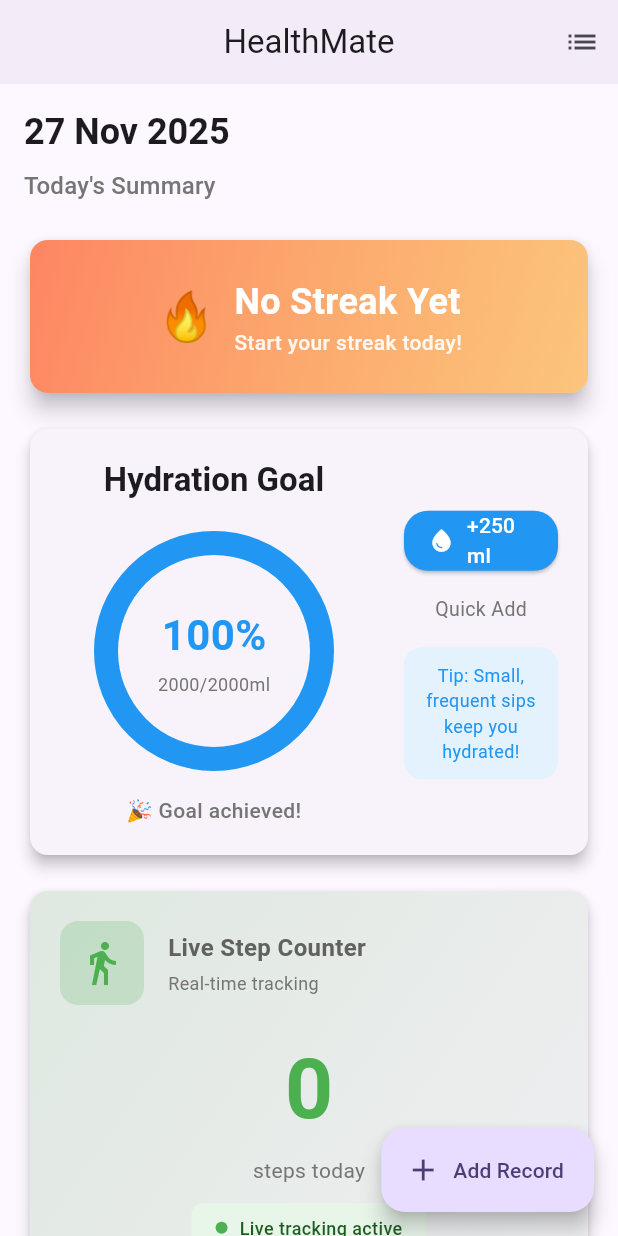
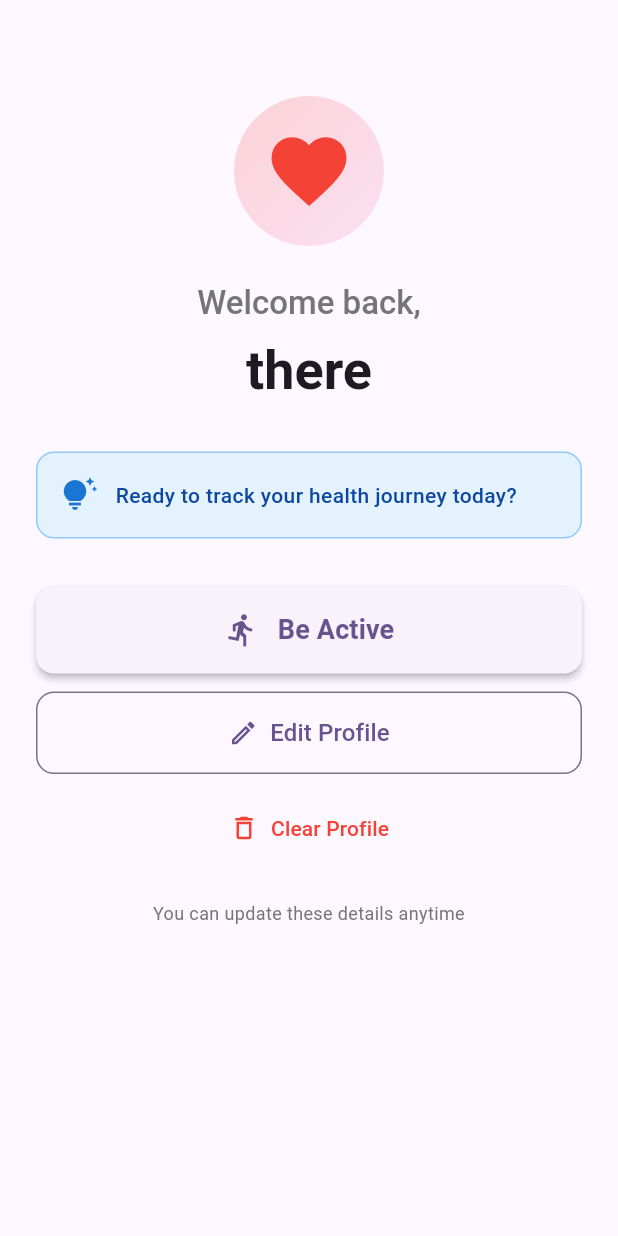
Before and after one commit to Agentz47/health_mate, a Flutter app: the screen it shows after launch, scrolled down 65 dp, after a tap on "Save & Be Active", on a phone screen of 412 x 824 dp. Run offline on Flutter 3.47's test engine with Material 3 defaults, Android fonts, the phone set to English and light mode, and no system bars; drawn by our look-alikes of percent_indicator; our stand-ins replace pedometer, permission_handler, shared_preferences, sqflite; accounts and stored records are empty.

Commit message:
user profile management - add provider, update welcome page and main app

```diff
--- a/lib/features/user_profile/data/user_profile_local.dart
+++ b/lib/features/user_profile/data/user_profile_local.dart
@@ -7,6 +7,7 @@ class UserProfileLocal {
   static const String _keyWeight = 'user_weight_kg';
   static const String _keyHeight = 'user_height_cm';
   static const String _keyAge = 'user_age';
+  static const String _keyProfileExists = 'user_profile_exists';
 
   /// Save user profile data
   Future<void> saveProfile({
@@ -29,11 +30,23 @@ class UserProfileLocal {
     if (age != null) {
       await prefs.setInt(_keyAge, age);
     }
+
+    // Mark profile as existing if any data was saved
+    if (name != null || weightKg != null || heightCm != null || age != null) {
+      await prefs.setBool(_keyProfileExists, true);
+    }
   }
 
   /// Load user profile data
-  Future<Map<String, dynamic>> loadProfile() async {
+  Future<Map<String, dynamic>?> loadProfile() async {
     final prefs = await SharedPreferences.getInstance();
+
+    // Check if profile exists
+    if (!prefs.containsKey(_keyProfileExists) &&
+        !prefs.containsKey(_keyName) &&
+        !prefs.containsKey(_keyWeight)) {
+      return null;
+    }
 
     return {
       'name': prefs.getString(_keyName),
@@ -52,7 +65,7 @@ class UserProfileLocal {
   /// Check if profile exists (at least name or weight is saved)
   Future<bool> hasProfile() async {
     final prefs = await SharedPreferences.getInstance();
-    return prefs.containsKey(_keyName) || prefs.containsKey(_keyWeight);
+    return prefs.getBool(_keyProfileExists) ?? false;
   }
 
   /// Clear all profile data
@@ -62,5 +75,6 @@ class UserProfileLocal {
     await prefs.remove(_keyWeight);
     await prefs.remove(_keyHeight);
     await prefs.remove(_keyAge);
+    await prefs.remove(_keyProfileExists);
   }
 }
--- /dev/null
+++ b/lib/features/user_profile/domain/entities/user_profile.dart
@@ -0,0 +1,49 @@
+/// User Profile entity
+class UserProfile {
+  final String? name;
+  final double? weightKg;
+  final int? heightCm;
+  final int? age;
+
+  UserProfile({
+    this.name,
+    this.weightKg,
+    this.heightCm,
+    this.age,
+  });
+
+  bool get hasAnyData =>
+      name != null || weightKg != null || heightCm != null || age != null;
+
+  factory UserProfile.fromMap(Map<String, dynamic> map) {
+    return UserProfile(
+      name: map['name'] as String?,
+      weightKg: map['weightKg'] as double?,
+      heightCm: map['heightCm'] as int?,
+      age: map['age'] as int?,
+    );
+  }
+
+  Map<String, dynamic> toMap() {
+    return {
+      'name': name,
+      'weightKg': weightKg,
+      'heightCm': heightCm,
+      'age': age,
+    };
+  }
+
+  UserProfile copyWith({
+    String? name,
+    double? weightKg,
+    int? heightCm,
+    int? age,
+  }) {
+    return UserProfile(
+      name: name ?? this.name,
+      weightKg: weightKg ?? this.weightKg,
+      heightCm: heightCm ?? this.heightCm,
+      age: age ?? this.age,
+    );
+  }
+}
--- /dev/null
+++ b/lib/features/user_profile/presentation/pages/greeting_page.dart
@@ -0,0 +1,370 @@
+import 'package:flutter/material.dart';
+import 'package:provider/provider.dart';
+import '../providers/user_profile_provider.dart';
+import 'welcome_page.dart';
+import '../../../health_records/presentation/pages/dashboard_page.dart';
+
+class GreetingPage extends StatelessWidget {
+  const GreetingPage({super.key});
+
+  @override
+  Widget build(BuildContext context) {
+    return Scaffold(
+      body: SafeArea(
+        child: Consumer<UserProfileProvider>(
+          builder: (context, provider, child) {
+            if (provider.isLoading) {
+              return const Center(child: CircularProgressIndicator());
+            }
+
+            final profile = provider.profile;
+            final name = profile?.name ?? 'there';
+
+            return SingleChildScrollView(
+              padding: const EdgeInsets.all(24),
+              child: Column(
+                crossAxisAlignment: CrossAxisAlignment.stretch,
+                children: [
+                  const SizedBox(height: 40),
+
+                  // Header with Icon
+                  Center(
+                    child: Container(
+                      padding: const EdgeInsets.all(20),
+                      decoration: BoxDecoration(
+                        gradient: LinearGradient(
+                          colors: [
+                            Colors.red.withOpacity(0.2),
+                            Colors.pink.withOpacity(0.1),
+                          ],
+                          begin: Alignment.topLeft,
+                          end: Alignment.bottomRight,
+                        ),
+                        shape: BoxShape.circle,
+                      ),
+                      child: const Icon(
+                        Icons.favorite,
+                        size: 60,
+                        color: Colors.red,
+                      ),
+                    ),
+                  ),
+                  const SizedBox(height: 24),
+
+                  // Welcome Text
+                  Text(
+                    'Welcome back,',
+                    style: Theme.of(context).textTheme.titleLarge?.copyWith(
+                          color: Colors.grey[600],
+                          fontWeight: FontWeight.w500,
+                        ),
+                    textAlign: TextAlign.center,
+                  ),
+                  const SizedBox(height: 8),
+                  Text(
+                    name,
+                    style: Theme.of(context).textTheme.headlineLarge?.copyWith(
+                          fontWeight: FontWeight.bold,
+                          fontSize: 36,
+                        ),
+                    textAlign: TextAlign.center,
+                  ),
+                  const SizedBox(height: 32),
+
+                  // Profile Details Card
+                  if (profile?.hasAnyData ?? false) ...[
+                    Card(
+                      elevation: 4,
+                      shape: RoundedRectangleBorder(
+                        borderRadius: BorderRadius.circular(16),
+                      ),
+                      child: Padding(
+                        padding: const EdgeInsets.all(20),
+                        child: Column(
+                          crossAxisAlignment: CrossAxisAlignment.start,
+                          children: [
+                            Row(
+                              children: [
+                                Icon(
+                                  Icons.person_outline,
+                                  color: Colors.grey[700],
+                                  size: 20,
+                                ),
+                                const SizedBox(width: 8),
+                                Text(
+                                  'Your Profile',
+                                  style: Theme.of(context)
+                                      .textTheme
+                                      .titleMedium
+                                      ?.copyWith(
+                                        fontWeight: FontWeight.bold,
+                                      ),
+                                ),
+                              ],
+                            ),
+                            const SizedBox(height: 16),
+                            _buildProfileTiles(context, profile),
+                          ],
+                        ),
+                      ),
+                    ),
+                    const SizedBox(height: 24),
+                  ],
+
+                  // Motivational Quote
+                  Container(
+                    padding: const EdgeInsets.all(16),
+                    decoration: BoxDecoration(
+                      color: Colors.blue[50],
+                      borderRadius: BorderRadius.circular(12),
+                      border: Border.all(color: Colors.blue[200]!),
+                    ),
+                    child: Row(
+                      children: [
+                        Icon(Icons.tips_and_updates, color: Colors.blue[700]),
+                        const SizedBox(width: 12),
+                        Expanded(
+                          child: Text(
+                            'Ready to track your health journey today?',
+                            style: TextStyle(
+                              fontSize: 14,
+                              color: Colors.blue[900],
+                              fontWeight: FontWeight.w500,
+                            ),
+                          ),
+                        ),
+                      ],
+                    ),
+                  ),
+
+                  const SizedBox(height: 32),
+
+                  // Be Active Button (Primary)
+                  ElevatedButton(
+                    onPressed: () => _navigateToDashboard(context),
+                    style: ElevatedButton.styleFrom(
+                      padding: const EdgeInsets.symmetric(vertical: 16),
+                      shape: RoundedRectangleBorder(
+                        borderRadius: BorderRadius.circular(12),
+                      ),
+                      elevation: 2,
+                    ),
+                    child: const Row(
+                      mainAxisAlignment: MainAxisAlignment.center,
+                      children: [
+                        Icon(Icons.directions_run, size: 24),
+                        SizedBox(width: 12),
+                        Text(
+                          'Be Active',
+                          style: TextStyle(
+                            fontSize: 18,
+                            fontWeight: FontWeight.bold,
+                          ),
+                        ),
+                      ],
+                    ),
+                  ),
+                  const SizedBox(height: 12),
+
+                  // Edit Button
+                  OutlinedButton(
+                    onPressed: () => _navigateToEdit(context),
+                    style: OutlinedButton.styleFrom(
+                      padding: const EdgeInsets.symmetric(vertical: 16),
+                      shape: RoundedRectangleBorder(
+                        borderRadius: BorderRadius.circular(12),
+                      ),
+                    ),
+                    child: const Row(
+                      mainAxisAlignment: MainAxisAlignment.center,
+                      children: [
+                        Icon(Icons.edit_outlined, size: 20),
+                        SizedBox(width: 8),
+                        Text(
+                          'Edit Profile',
+                          style: TextStyle(fontSize: 16),
+                        ),
+                      ],
+                    ),
+                  ),
+                  const SizedBox(height: 12),
+
+                  // Clear Profile Button
+                  TextButton.icon(
+                    onPressed: () => _showClearProfileDialog(context, provider),
+                    icon: const Icon(Icons.delete_outline, size: 20),
+                    label: const Text('Clear Profile'),
+                    style: TextButton.styleFrom(
+                      foregroundColor: Colors.red,
+                      padding: const EdgeInsets.symmetric(vertical: 12),
+                    ),
+                  ),
+
+                  const SizedBox(height: 24),
+
+                  // Footer Hint
+                  Text(
+                    'You can update these details anytime',
+                    style: TextStyle(
+                      fontSize: 12,
+                      color: Colors.grey[600],
+                    ),
+                    textAlign: TextAlign.center,
+                  ),
+                ],
+              ),
+            );
+          },
+        ),
+      ),
+    );
+  }
+
+  Widget _buildProfileTiles(BuildContext context, profile) {
+    final tiles = <Widget>[];
+
+    if (profile.weightKg != null) {
+      tiles.add(_buildProfileTile(
+        context,
+        icon: Icons.monitor_weight,
+        label: 'Weight',
+        value: '${profile.weightKg} kg',
+        color: Colors.blue,
+      ));
+    }
+
+    if (profile.heightCm != null) {
+      tiles.add(_buildProfileTile(
+        context,
+        icon: Icons.height,
+        label: 'Height',
+        value: '${profile.heightCm} cm',
+        color: Colors.green,
+      ));
+    }
+
+    if (profile.age != null) {
+      tiles.add(_buildProfileTile(
+        context,
+        icon: Icons.cake,
+        label: 'Age',
+        value: '${profile.age} years',
+        color: Colors.orange,
+      ));
+    }
+
+    if (tiles.isEmpty) {
+      return const Text('No profile details saved yet');
+    }
+
+    return Wrap(
+      spacing: 12,
+      runSpacing: 12,
+      children: tiles,
+    );
+  }
+
+  Widget _buildProfileTile(
+    BuildContext context, {
+    required IconData icon,
+    required String label,
+    required String value,
+    required Color color,
+  }) {
+    return Container(
+      padding: const EdgeInsets.symmetric(horizontal: 16, vertical: 12),
+      decoration: BoxDecoration(
+        color: color.withOpacity(0.1),
+        borderRadius: BorderRadius.circular(12),
+        border: Border.all(
+          color: color.withOpacity(0.3),
+          width: 1,
+        ),
+      ),
+      child: Row(
+        mainAxisSize: MainAxisSize.min,
+        children: [
+          Icon(icon, size: 20, color: color),
+          const SizedBox(width: 8),
+          Column(
+            crossAxisAlignment: CrossAxisAlignment.start,
+            mainAxisSize: MainAxisSize.min,
+            children: [
+              Text(
+                label,
+                style: TextStyle(
+                  fontSize: 11,
+                  color: Colors.grey[700],
+                  fontWeight: FontWeight.w500,
+                ),
+              ),
+              Text(
+                value,
+                style: TextStyle(
+                  fontSize: 16,
+                  fontWeight: FontWeight.bold,
+                  color: color.withOpacity(0.9),
+                ),
+              ),
+            ],
+          ),
+        ],
+      ),
+    );
+  }
+
+  void _navigateToDashboard(BuildContext context) {
+    Navigator.of(context).pushReplacement(
+      MaterialPageRoute(
+        builder: (context) => const DashboardPage(),
+      ),
+    );
+  }
+
+  void _navigateToEdit(BuildContext context) {
+    Navigator.of(context).push(
+      MaterialPageRoute(
+        builder: (context) => const WelcomePage(isEditMode: true),
+      ),
+    ).then((_) {
+      // Refresh profile when returning from edit
+      context.read<UserProfileProvider>().refresh();
+    });
+  }
+
+  void _showClearProfileDialog(
+    BuildContext context,
+    UserProfileProvider provider,
+  ) {
+    showDialog(
+      context: context,
+      builder: (dialogContext) => AlertDialog(
+        title: const Text('Clear profile?'),
+        content: const Text(
+          'This will remove your saved details. You can re-enter them later. Continue?',
+        ),
+        actions: [
+          TextButton(
+            onPressed: () => Navigator.of(dialogContext).pop(),
+            child: const Text('Cancel'),
+          ),
+          TextButton(
+            onPressed: () async {
+              Navigator.of(dialogContext).pop();
+              await provider.clearProfile();
+              if (context.mounted) {
+                Navigator.of(context).pushReplacement(
+                  MaterialPageRoute(
+                    builder: (context) => const WelcomePage(),
+                  ),
+                );
+              }
+            },
+            style: TextButton.styleFrom(foregroundColor: Colors.red),
+            child: const Text('Clear'),
+          ),
+        ],
+      ),
+    );
+  }
+}
--- a/lib/features/user_profile/presentation/pages/welcome_page.dart
+++ b/lib/features/user_profile/presentation/pages/welcome_page.dart
@@ -1,10 +1,15 @@
 import 'package:flutter/material.dart';
 import 'package:flutter/services.dart';
-import '../../data/user_profile_local.dart';
+import 'package:provider/provider.dart';
+import '../../domain/entities/user_profile.dart';
+import '../providers/user_profile_provider.dart';
+import 'greeting_page.dart';
 import '../../../health_records/presentation/pages/dashboard_page.dart';
 
 class WelcomePage extends StatefulWidget {
-  const WelcomePage({super.key});
+  final bool isEditMode;
+
+  const WelcomePage({super.key, this.isEditMode = false});
 
   @override
   State<WelcomePage> createState() => _WelcomePageState();
@@ -12,7 +17,6 @@ class WelcomePage extends StatefulWidget {
 
 class _WelcomePageState extends State<WelcomePage> {
   final _formKey = GlobalKey<FormState>();
-  final _userProfileLocal = UserProfileLocal();
 
   // Controllers
   final _nameController = TextEditingController();
@@ -25,7 +29,9 @@ class _WelcomePageState extends State<WelcomePage> {
   @override
   void initState() {
     super.initState();
-    _loadExistingProfile();
+    if (widget.isEditMode) {
+      _loadExistingProfile();
+    }
   }
 
   @override
@@ -39,23 +45,26 @@ class _WelcomePageState extends State<WelcomePage> {
 
   /// Load existing profile data if available
   Future<void> _loadExistingProfile() async {
-    final profile = await _userProfileLocal.loadProfile();
+    final provider = context.read<UserProfileProvider>();
+    final profile = provider.profile;
 
-    if (profile['name'] != null) {
-      _nameController.text = profile['name'];
-    }
-    if (profile['weightKg'] != null) {
-      _weightController.text = profile['weightKg'].toString();
-    }
-    if (profile['heightCm'] != null) {
-      _heightController.text = profile['heightCm'].toString();
-    }
-    if (profile['age'] != null) {
-      _ageController.text = profile['age'].toString();
+    if (profile != null) {
+      if (profile.name != null) {
+        _nameController.text = profile.name!;
+      }
+      if (profile.weightKg != null) {
+        _weightController.text = profile.weightKg.toString();
+      }
+      if (profile.heightCm != null) {
+        _heightController.text = profile.heightCm.toString();
+      }
+      if (profile.age != null) {
+        _ageController.text = profile.age.toString();
+      }
     }
   }
 
-  /// Save profile and navigate to dashboard
+  /// Save profile and navigate to greeting page
   Future<void> _saveAndContinue() async {
     if (!_formKey.currentState!.validate()) {
       return;
@@ -81,16 +90,23 @@ class _WelcomePageState extends State<WelcomePage> {
           ? null
           : int.tryParse(_ageController.text.trim());
 
-      // Save profile
-      await _userProfileLocal.saveProfile(
+      // Save profile using provider
+      final provider = context.read<UserProfileProvider>();
+      await provider.saveProfile(UserProfile(
         name: name,
         weightKg: weightKg,
         heightCm: heightCm,
         age: age,
-      );
+      ));
 
       if (mounted) {
-        _navigateToDashboard();
+        if (widget.isEditMode) {
+          // Return to greeting page
+          Navigator.of(context).pop();
+        } else {
+          // Navigate to greeting page
+          _navigateToGreetingPage();
+        }
       }
     } catch (e) {
       if (mounted) {
@@ -111,6 +127,15 @@ class _WelcomePageState extends State<WelcomePage> {
   /// Skip onboarding and go to dashboard
   void _skipAndContinue() {
     _navigateToDashboard();
+  }
+
+  /// Navigate to greeting page
+  void _navigateToGreetingPage() {
+    Navigator.of(context).pushReplacement(
+      MaterialPageRoute(
+        builder: (context) => const GreetingPage(),
+      ),
+    );
   }
 
   /// Navigate to dashboard
--- /dev/null
+++ b/lib/features/user_profile/presentation/providers/user_profile_provider.dart
@@ -0,0 +1,82 @@
+import 'package:flutter/foundation.dart';
+import '../../domain/entities/user_profile.dart';
+import '../../data/user_profile_local.dart';
+
+/// Provider for user profile state management
+class UserProfileProvider extends ChangeNotifier {
+  final UserProfileLocal _userProfileLocal;
+
+  UserProfile? _profile;
+  bool _isLoading = false;
+
+  UserProfile? get profile => _profile;
+  bool get isLoading => _isLoading;
+  bool get hasProfile => _profile?.hasAnyData ?? false;
+
+  UserProfileProvider(this._userProfileLocal) {
+    loadProfile();
+  }
+
+  /// Load profile from storage
+  Future<void> loadProfile() async {
+    _isLoading = true;
+    notifyListeners();
+
+    try {
+      final data = await _userProfileLocal.loadProfile();
+      if (data != null) {
+        _profile = UserProfile.fromMap(data);
+      } else {
+        _profile = null;
+      }
+    } catch (e) {
+      debugPrint('Error loading profile: $e');
+      _profile = null;
+    } finally {
+      _isLoading = false;
+      notifyListeners();
+    }
+  }
+
+  /// Save profile to storage
+  Future<void> saveProfile(UserProfile profile) async {
+    _isLoading = true;
+    notifyListeners();
+
+    try {
+      await _userProfileLocal.saveProfile(
+        name: profile.name,
+        weightKg: profile.weightKg,
+        heightCm: profile.heightCm,
+        age: profile.age,
+      );
+      _profile = profile;
+    } catch (e) {
+      debugPrint('Error saving profile: $e');
+    } finally {
+      _isLoading = false;
+      notifyListeners();
+    }
+  }
+
+  /// Clear profile from storage
+  Future<void> clearProfile() async {
+    _isLoading = true;
+    notifyListeners();
+
+    try {
+      await _userProfileLocal.clearProfile();
+      _profile = null;
+    } catch (e) {
+      debugPrint('Error clearing profile: $e');
+    } finally {
+      _isLoading = false;
+      notifyListeners();
+    }
+  }
+
+  /// Refresh profile from storage
+  Future<void> refresh() async {
+    await loadProfile();
+  }
+}
--- a/lib/main.dart
+++ b/lib/main.dart
@@ -7,8 +7,9 @@ import 'features/health_records/presentation/providers/health_record_provider.da
 import 'features/health_records/presentation/providers/optimized_step_provider.dart';
 import 'features/health_records/domain/usecases/calculate_calories_usecase.dart';
 import 'features/user_profile/data/user_profile_local.dart';
+import 'features/user_profile/presentation/providers/user_profile_provider.dart';
 import 'features/user_profile/presentation/pages/welcome_page.dart';
-import 'features/health_records/presentation/pages/dashboard_page.dart';
+import 'features/user_profile/presentation/pages/greeting_page.dart';
 
 void main() {
   runApp(const MyApp());
@@ -30,6 +31,11 @@ class MyApp extends StatelessWidget {
           create: (context) => OptimizedStepProvider(
             HealthRepositoryImpl(DatabaseHelper.instance),
             CalculateCaloriesUseCase(),
+            UserProfileLocal(),
+          ),
+        ),
+        ChangeNotifierProvider(
+          create: (context) => UserProfileProvider(
             UserProfileLocal(),
           ),
         ),
@@ -69,8 +75,10 @@ class _SplashScreenState extends State<SplashScreen> {
 
       Navigator.of(context).pushReplacement(
         MaterialPageRoute(
+          // If profile exists, always show GreetingPage (not Dashboard)
+          // User must press "Be Active" to go to Dashboard
           builder: (context) => hasProfile
-              ? const DashboardPage()
+              ? const GreetingPage()
               : const WelcomePage(),
         ),
       );
```
